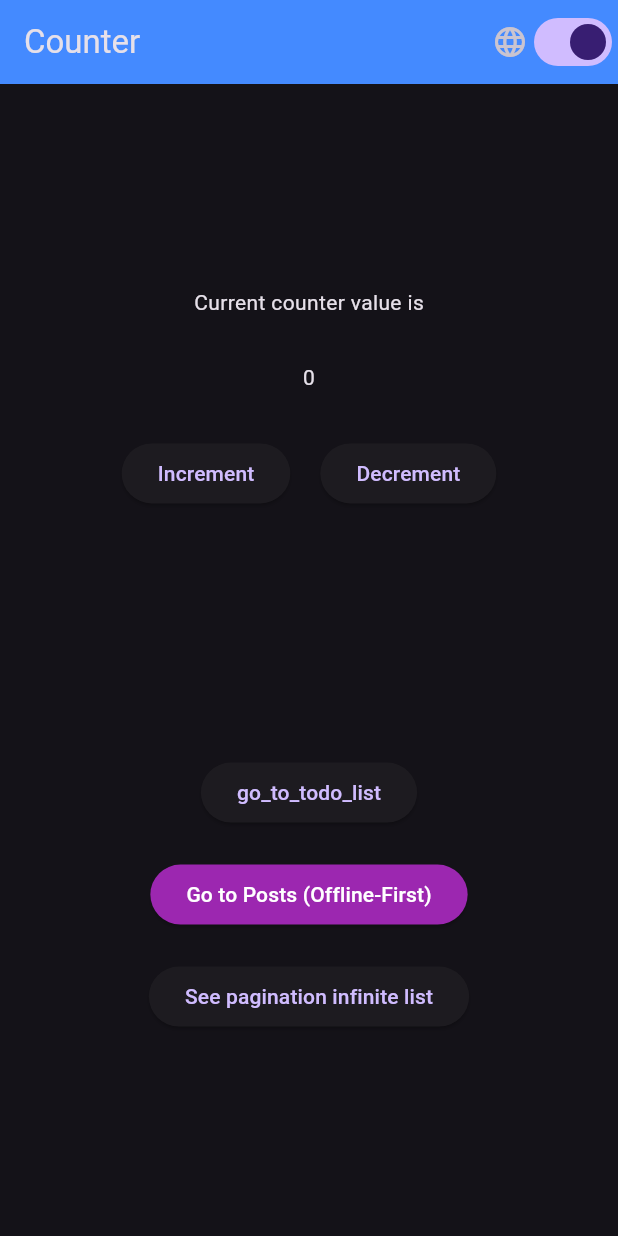
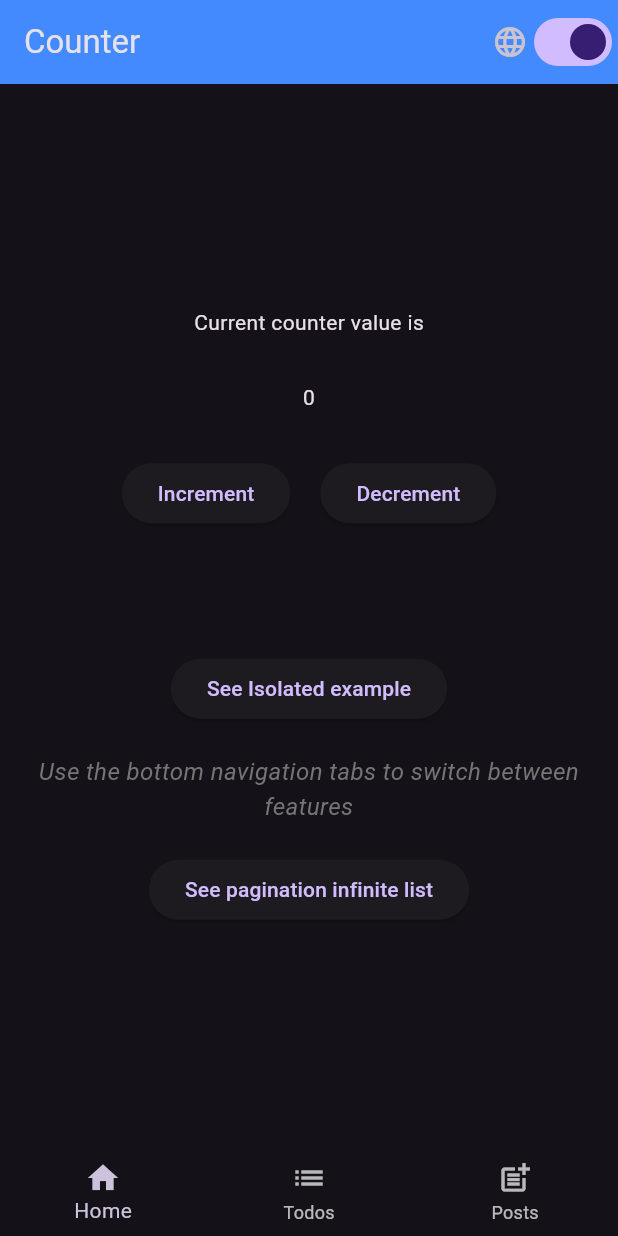
Before and after one commit to anurudha-singh/detailed_hands_on, a Flutter app: the screen it shows after launch, on a phone screen of 412 x 824 dp. Run offline on Flutter 3.47's test engine with Material 3 defaults, Android fonts, the phone set to English and light mode, and no system bars; our stand-ins replace bloc, connectivity_plus, easy_localization, equatable, flutter_bloc, sqflite; accounts and stored records are empty; network calls fail.

Commit message:
feat: Integrate main navigation with tabs for Counter, Todos, and Posts screens

```diff
--- /dev/null
+++ b/lib/core/navigation/main_navigation_screen.dart
@@ -0,0 +1,44 @@
+import 'package:flutter/material.dart';
+import '../../features/counter/presentation/screens/counter_screen.dart';
+import '../../features/todo_with_filter/presentation/screens/todo_list_with_filter.dart';
+import '../../features/posts/presentation/screens/posts_screen.dart';
+
+class MainNavigationScreen extends StatefulWidget {
+  const MainNavigationScreen({super.key});
+  static String routeName = '/main';
+
+  @override
+  State<MainNavigationScreen> createState() => _MainNavigationScreenState();
+}
+
+class _MainNavigationScreenState extends State<MainNavigationScreen> {
+  int _currentIndex = 0;
+
+  // Root screens for each tab
+  final List<Widget> _screens = [
+    const CounterScreen(),
+    const TodoListWithFilter(),
+    const PostsScreen(),
+  ];
+
+  @override
+  Widget build(BuildContext context) {
+    return Scaffold(
+      body: IndexedStack(index: _currentIndex, children: _screens),
+      bottomNavigationBar: BottomNavigationBar(
+        currentIndex: _currentIndex,
+        onTap: (index) {
+          setState(() {
+            _currentIndex = index;
+          });
+        },
+        type: BottomNavigationBarType.fixed,
+        items: const [
+          BottomNavigationBarItem(icon: Icon(Icons.home), label: 'Home'),
+          BottomNavigationBarItem(icon: Icon(Icons.list), label: 'Todos'),
+          BottomNavigationBarItem(icon: Icon(Icons.post_add), label: 'Posts'),
+        ],
+      ),
+    );
+  }
+}
--- a/lib/core/utils/routes.dart
+++ b/lib/core/utils/routes.dart
@@ -2,10 +2,15 @@ import 'package:detailed_hands_on/core/presentation/list_pagination.dart';
 import 'package:detailed_hands_on/features/counter/presentation/screens/counter_screen.dart';
 import 'package:detailed_hands_on/features/todo_with_filter/presentation/screens/todo_list_with_filter.dart';
 import 'package:detailed_hands_on/features/posts/presentation/screens/posts_screen.dart';
+import 'package:detailed_hands_on/features/posts/presentation/screens/create_post_screen.dart';
+import 'package:detailed_hands_on/core/navigation/main_navigation_screen.dart';
 
 dynamic routes = {
-  '/': (context) => CounterScreen(),
+  '/': (context) => const MainNavigationScreen(),
+  MainNavigationScreen.routeName: (context) => const MainNavigationScreen(),
+  '/counter': (context) => const CounterScreen(),
   TodoListWithFilter.routeName: (context) => const TodoListWithFilter(),
   PaginationList.routeName: (context) => const PaginationList(),
   PostsScreen.routeName: (context) => const PostsScreen(),
+  '/create_post': (context) => const CreatePostScreen(),
 };
--- a/lib/features/counter/presentation/screens/counter_screen.dart
+++ b/lib/features/counter/presentation/screens/counter_screen.dart
@@ -1,3 +1,4 @@
+import 'dart:isolate';
 import 'package:detailed_hands_on/core/bloc/bloc/language/language_bloc.dart';
 import 'package:detailed_hands_on/core/bloc/bloc/language/language_event.dart';
 import 'package:detailed_hands_on/core/bloc/bloc/themes_bloc.dart';
@@ -5,9 +6,20 @@ import 'package:detailed_hands_on/core/presentation/list_pagination.dart';
 import 'package:detailed_hands_on/features/counter/presentation/bloc/counter_bloc.dart';
 import 'package:detailed_hands_on/features/counter/presentation/bloc/counter_event.dart';
 import 'package:detailed_hands_on/features/counter/presentation/bloc/counter_state.dart';
-import 'package:detailed_hands_on/features/todo_with_filter/presentation/screens/todo_list_with_filter.dart';
 import 'package:flutter/material.dart';
 import 'package:flutter_bloc/flutter_bloc.dart';
+
+// Top-level function for isolate entry point
+void isolateEntrypointWithCommunication(SendPort sendPort) {
+  // Perform some computation here
+  int result = 0;
+  for (int i = 0; i < 1000000; i++) {
+    result += i;
+  }
+
+  // Send a message back to the main isolate
+  sendPort.send('Computation complete! Result: $result');
+}
 
 class CounterScreen extends StatefulWidget {
   const CounterScreen({super.key});
@@ -79,23 +91,32 @@ class _CounterScreenState extends State<CounterScreen> {
                 ),
               ],
             ),
-            SizedBox(height: MediaQuery.of(context).size.height * 0.2),
+            SizedBox(height: MediaQuery.of(context).size.height * 0.1),
             ElevatedButton(
-              onPressed: () {
-                Navigator.pushNamed(context, TodoListWithFilter.routeName);
+              onPressed: () async {
+                ReceivePort receivePort = ReceivePort();
+                await Isolate.spawn(
+                  isolateEntrypointWithCommunication,
+                  receivePort.sendPort,
+                );
+
+                // Listen for messages from the spawned isolate
+                receivePort.listen((message) {
+                  print('Message received from isolate: $message');
+                  receivePort.close(); // Close the port when done
+                });
               },
-              child: Text('go_to_todo_list'),
+              child: Text('See Isolated example'),
             ),
             SizedBox(height: 20),
-            ElevatedButton(
-              onPressed: () {
-                Navigator.pushNamed(context, '/posts');
-              },
-              style: ElevatedButton.styleFrom(backgroundColor: Colors.purple),
-              child: const Text(
-                'Go to Posts (Offline-First)',
-                style: TextStyle(color: Colors.white),
+            Text(
+              'Use the bottom navigation tabs to switch between features',
+              style: TextStyle(
+                fontSize: 16,
+                fontStyle: FontStyle.italic,
+                color: Colors.grey[600],
               ),
+              textAlign: TextAlign.center,
             ),
             SizedBox(height: 20),
             ElevatedButton(
--- a/lib/features/todo_with_filter/presentation/bloc/todo_bloc.dart
+++ b/lib/features/todo_with_filter/presentation/bloc/todo_bloc.dart
@@ -52,19 +52,20 @@ class TODOBloc extends Bloc<TodoEvent, TodoState> {
     print('Adding todo: ${event.todo.toMap()}');
 
     // Immediately update the state by adding the todo to both lists
-    final updatedTodos = [...state.todos, event.todo];
-    final updatedFilteredTodos = [...state.filteredTodos, event.todo];
+    // final updatedTodos = [...state.todos, event.todo];
+    // final updatedFilteredTodos = [...state.filteredTodos, event.todo];
 
-    emit(
-      state.copyWith(
-        todos: updatedTodos,
-        filteredTodos: updatedFilteredTodos,
-        status: TodoStatus.completed,
-      ),
-    );
+    // emit(
+    //   state.copyWith(
+    //     todos: updatedTodos,
+    //     filteredTodos: updatedFilteredTodos,
+    //     status: TodoStatus.completed,
+    //   ),
+    // );
 
     // Persist to database in the background (no await to avoid blocking UI)
     todoRepositoryImplementation.addTodo(event.todo);
+    add(LoadTodosEvent());
 
     print('New length of todos: ${state.todos.length}');
   }
--- a/lib/main.dart
+++ b/lib/main.dart
@@ -2,6 +2,8 @@ import 'package:detailed_hands_on/core/bloc/bloc/language/language_bloc.dart';
 import 'package:detailed_hands_on/core/bloc/bloc/themes_bloc.dart';
 import 'package:detailed_hands_on/core/utils/routes.dart';
 import 'package:detailed_hands_on/features/counter/presentation/bloc/counter_bloc.dart';
+import 'package:detailed_hands_on/features/posts/data/posts_repository.dart';
+import 'package:detailed_hands_on/features/posts/presentation/bloc/posts_bloc.dart';
 import 'package:detailed_hands_on/features/todo_with_filter/data/todo_database.dart';
 import 'package:detailed_hands_on/features/todo_with_filter/data/todo_repository_implementation.dart';
 import 'package:detailed_hands_on/features/todo_with_filter/presentation/bloc/todo_bloc.dart';
@@ -11,7 +13,7 @@ import 'package:flutter_bloc/flutter_bloc.dart';
 
 void main() async {
   WidgetsFlutterBinding.ensureInitialized();
-  TodoDatabase().initDB();
+  await TodoDatabase().initDB();
   print('Database initialized');
   await EasyLocalization.ensureInitialized();
   TodoRepositoryImplementation todoRepositoryImplementation =
@@ -43,6 +45,10 @@ class MyApp extends StatelessWidget {
         BlocProvider(create: (BuildContext context) => CounterBloc()),
         BlocProvider(create: (BuildContext context) => ThemesBloc()),
         BlocProvider(create: (BuildContext context) => LanguageBloc()),
+        BlocProvider(
+          create: (BuildContext context) =>
+              PostsBloc(postsRepository: PostsRepository()),
+        ),
       ],
       child: BlocBuilder<ThemesBloc, ThemesState>(
         builder: (context, state) {
--- a/lib/posts_demo_main.dart
+++ b/lib/posts_demo_main.dart
@@ -4,6 +4,7 @@ import 'features/posts/data/posts_repository.dart';
 import 'features/posts/presentation/bloc/posts_bloc.dart';
 import 'features/posts/presentation/screens/posts_screen.dart';
 
+//We can delete this for sure if we don't need a separate main for posts demo because we have integrated posts feature in the main app.
 void main() {
   runApp(const MyPostsApp());
 }
```
Also changed, not shown: lib/features/todo_with_filter/presentation/screens/todo_list_with_filter.dart (+10 -3 lines).
